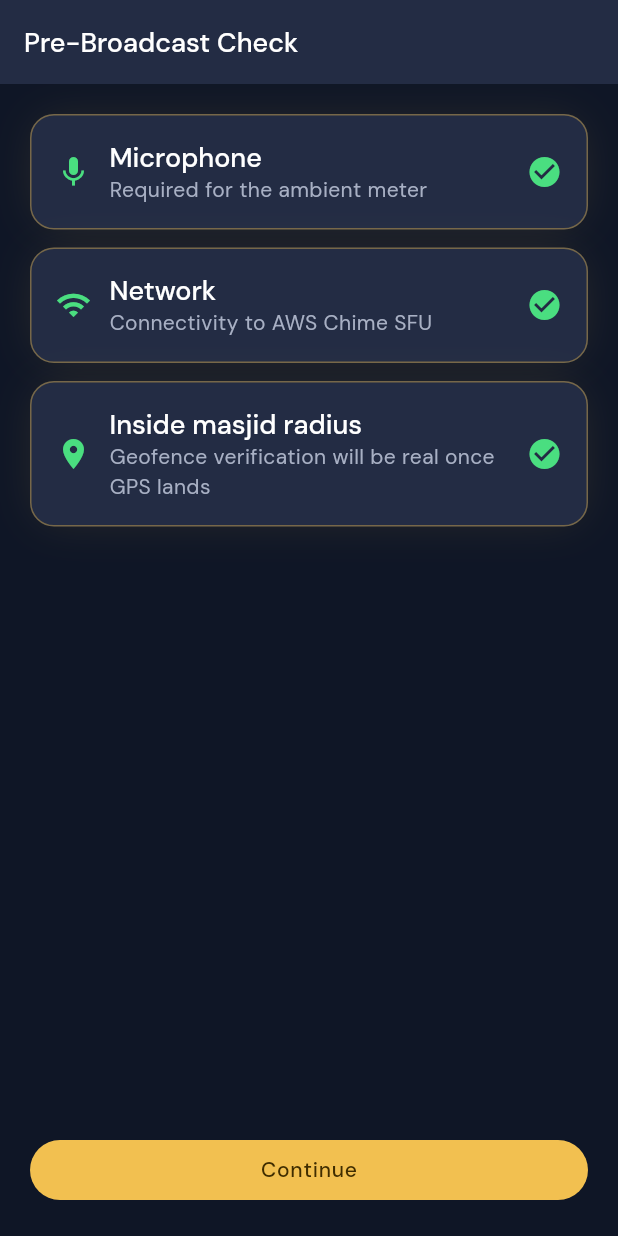
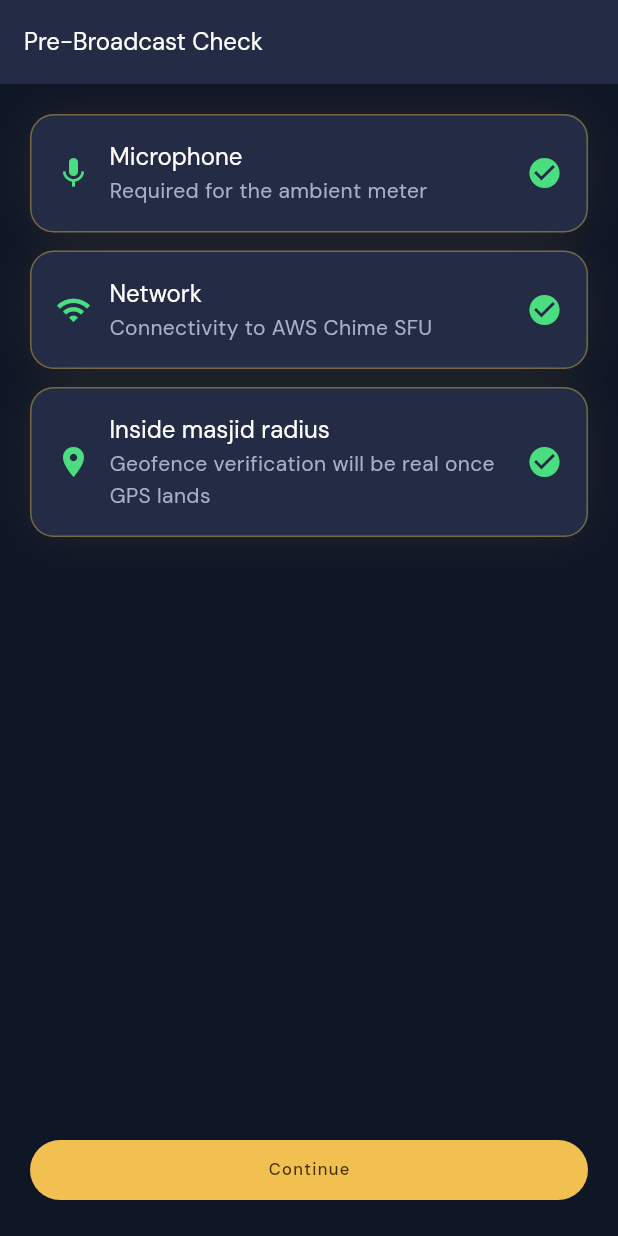
Before and after one commit to Pierceeee/muslim-guider-pro, a Flutter app: the GoLivePreCheckScreen screen opened by its route, on a phone screen of 412 x 824 dp. Run offline on Flutter 3.47's test engine with Material 3 defaults, Android fonts, the phone set to English and light mode, and no system bars; our stand-ins replace flutter_riverpod, go_router, google_fonts, hijri, permission_handler; missing offline and left inert: noise_meter; accounts and stored records are empty; project files that could hold a hidden picture were left out.

Commit message:
feat(theme): add Instrument Sans + DM Sans text roles matching prototype
Migrate app_theme.dart TextTheme references to new method-call API to keep suite green.

```diff
--- a/lib/core/theme/app_text_styles.dart
+++ b/lib/core/theme/app_text_styles.dart
@@ -1,33 +1,59 @@
 import 'package:flutter/material.dart';
 import 'package:google_fonts/google_fonts.dart';
 
+import 'app_colors.dart';
+
 abstract class AppTextStyles {
-  static final displayLarge = GoogleFonts.instrumentSans(
-    fontSize: 56,
+  static TextStyle headlineXl({Color color = AppColors.inkPrimary}) =>
+      GoogleFonts.instrumentSans(
+        fontSize: 40,
+        height: 1.2,
         fontWeight: FontWeight.w700,
-    height: 1.0,
-    letterSpacing: -1.5,
+        letterSpacing: -0.4,
+        color: color,
       );
 
-  static final headlineLarge = GoogleFonts.dmSans(
-    fontSize: 28, fontWeight: FontWeight.w700, height: 1.15,
+  static TextStyle headlineLg({Color color = AppColors.inkPrimary}) =>
+      GoogleFonts.instrumentSans(
+        fontSize: 28,
+        height: 1.2,
+        fontWeight: FontWeight.w700,
+        letterSpacing: -0.28,
+        color: color,
       );
-  static final headlineMedium = GoogleFonts.dmSans(
-    fontSize: 22, fontWeight: FontWeight.w700, height: 1.2,
+
+  static TextStyle headlineMd({Color color = AppColors.inkPrimary}) =>
+      GoogleFonts.instrumentSans(
+        fontSize: 24,
+        height: 1.2,
+        fontWeight: FontWeight.w700,
+        color: color,
       );
-  static final titleLarge = GoogleFonts.dmSans(
-    fontSize: 18, fontWeight: FontWeight.w500, height: 1.3,
+
+  static TextStyle bodyLg({Color color = AppColors.onSurface}) =>
+      GoogleFonts.dmSans(fontSize: 16, height: 1.5, fontWeight: FontWeight.w400, color: color);
+
+  static TextStyle bodyMd({Color color = AppColors.onSurface}) =>
+      GoogleFonts.dmSans(fontSize: 14, height: 1.5, fontWeight: FontWeight.w400, color: color);
+
+  static TextStyle labelCaps({Color color = AppColors.primary}) =>
+      GoogleFonts.dmSans(
+        fontSize: 11,
+        height: 1.0,
+        fontWeight: FontWeight.w500,
+        letterSpacing: 0.88,
+        color: color,
       );
-  static final bodyLarge = GoogleFonts.dmSans(
-    fontSize: 16, fontWeight: FontWeight.w400, height: 1.4,
+
+  static TextStyle numeralTime({double fontSize = 15, Color color = AppColors.primary}) =>
+      GoogleFonts.instrumentSans(
+        fontSize: fontSize,
+        height: 1.0,
+        fontWeight: FontWeight.w700,
+        fontFeatures: const [FontFeature.tabularFigures()],
+        color: color,
       );
-  static final bodyMedium = GoogleFonts.dmSans(
-    fontSize: 14, fontWeight: FontWeight.w400, height: 1.4,
-  );
-  static final labelLarge = GoogleFonts.dmSans(
-    fontSize: 14, fontWeight: FontWeight.w500, height: 1.2, letterSpacing: 0.5,
-  );
-  static final arabic = GoogleFonts.amiri(
-    fontSize: 20, fontWeight: FontWeight.w400, height: 1.5,
-  );
+
+  static TextStyle arabic({double fontSize = 16, Color color = AppColors.inkPrimary}) =>
+      GoogleFonts.notoNaskhArabic(fontSize: fontSize, fontWeight: FontWeight.w500, color: color);
 }
--- a/lib/core/theme/app_theme.dart
+++ b/lib/core/theme/app_theme.dart
@@ -23,13 +23,13 @@ abstract class AppTheme {
       outline: AppColors.borderMedium,
     ),
     textTheme: TextTheme(
-      displayLarge: AppTextStyles.displayLarge.copyWith(color: AppColors.primary),
-      headlineLarge: AppTextStyles.headlineLarge.copyWith(color: AppColors.inkPrimary),
-      headlineMedium: AppTextStyles.headlineMedium.copyWith(color: AppColors.inkPrimary),
-      titleLarge: AppTextStyles.titleLarge.copyWith(color: AppColors.inkPrimary),
-      bodyLarge: AppTextStyles.bodyLarge.copyWith(color: AppColors.inkPrimary),
-      bodyMedium: AppTextStyles.bodyMedium.copyWith(color: AppColors.inkMuted),
-      labelLarge: AppTextStyles.labelLarge.copyWith(color: AppColors.inkPrimary),
+      displayLarge: AppTextStyles.headlineXl(color: AppColors.primary),
+      headlineLarge: AppTextStyles.headlineLg(color: AppColors.inkPrimary),
+      headlineMedium: AppTextStyles.headlineMd(color: AppColors.inkPrimary),
+      titleLarge: AppTextStyles.bodyLg(color: AppColors.inkPrimary),
+      bodyLarge: AppTextStyles.bodyLg(color: AppColors.inkPrimary),
+      bodyMedium: AppTextStyles.bodyMd(color: AppColors.inkMuted),
+      labelLarge: AppTextStyles.labelCaps(color: AppColors.inkPrimary),
     ),
     cardTheme: CardThemeData(
       color: AppColors.surfaceCard,
```
Also changed, not shown: 1 other file. Lines whose indentation alone changed are shown as unchanged.
